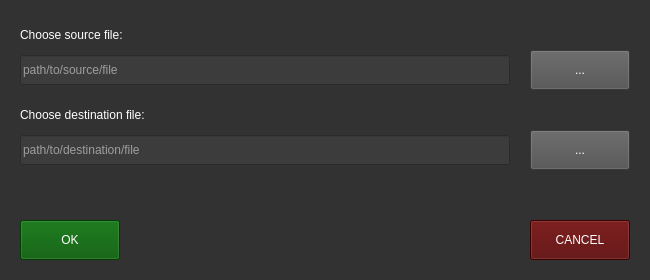
The window that forms/choosefileswindow.ui (psv-git/BDOLang) describes before a commit, drawn with Qt 5.
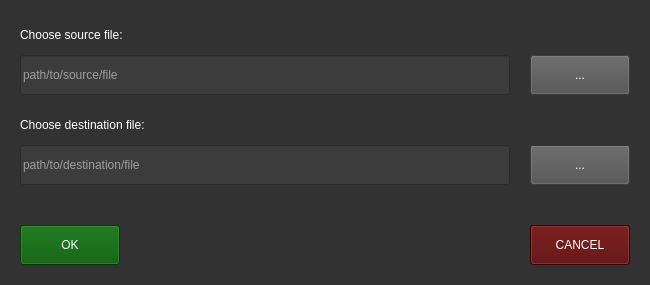
The same window after the commit. Custom widgets are drawn as their Qt base class.

Patch:
```diff
--- a/forms/choosefileswindow.ui
+++ b/forms/choosefileswindow.ui
@@ -10,14 +10,20 @@
     <x>0</x>
     <y>0</y>
     <width>650</width>
-    <height>280</height>
+    <height>285</height>
    </rect>
   </property>
-  <property name="sizePolicy">
-   <sizepolicy hsizetype="Fixed" vsizetype="Fixed">
-    <horstretch>0</horstretch>
-    <verstretch>0</verstretch>
-   </sizepolicy>
+  <property name="minimumSize">
+   <size>
+    <width>650</width>
+    <height>285</height>
+   </size>
+  </property>
+  <property name="maximumSize">
+   <size>
+    <width>650</width>
+    <height>285</height>
+   </size>
   </property>
   <property name="windowTitle">
    <string>Open files</string>
@@ -29,17 +35,11 @@
    <property name="geometry">
     <rect>
      <x>530</x>
-     <y>50</y>
+     <y>55</y>
      <width>100</width>
      <height>40</height>
     </rect>
    </property>
-   <property name="sizePolicy">
-    <sizepolicy hsizetype="Fixed" vsizetype="Fixed">
-     <horstretch>0</horstretch>
-     <verstretch>0</verstretch>
-    </sizepolicy>
-   </property>
    <property name="focusPolicy">
     <enum>Qt::TabFocus</enum>
    </property>
@@ -56,17 +56,11 @@
    <property name="geometry">
     <rect>
      <x>530</x>
-     <y>130</y>
+     <y>145</y>
      <width>100</width>
      <height>40</height>
     </rect>
    </property>
-   <property name="sizePolicy">
-    <sizepolicy hsizetype="Fixed" vsizetype="Fixed">
-     <horstretch>0</horstretch>
-     <verstretch>0</verstretch>
-    </sizepolicy>
-   </property>
    <property name="focusPolicy">
     <enum>Qt::TabFocus</enum>
    </property>
@@ -109,15 +103,9 @@
      <x>20</x>
      <y>55</y>
      <width>490</width>
-     <height>30</height>
+     <height>40</height>
     </rect>
    </property>
-   <property name="sizePolicy">
-    <sizepolicy hsizetype="Fixed" vsizetype="Fixed">
-     <horstretch>0</horstretch>
-     <verstretch>0</verstretch>
-    </sizepolicy>
-   </property>
    <property name="focusPolicy">
     <enum>Qt::ClickFocus</enum>
    </property>
@@ -134,17 +122,11 @@
    <property name="geometry">
     <rect>
      <x>20</x>
-     <y>100</y>
+     <y>110</y>
      <width>490</width>
      <height>30</height>
     </rect>
    </property>
-   <property name="sizePolicy">
-    <sizepolicy hsizetype="Fixed" vsizetype="Fixed">
-     <horstretch>0</horstretch>
-     <verstretch>0</verstretch>
-    </sizepolicy>
-   </property>
    <property name="styleSheet">
     <string notr="true">background-color: rgb(50, 50, 50);
 color: rgb(255, 255, 255);
@@ -158,17 +140,11 @@
    <property name="geometry">
     <rect>
      <x>20</x>
-     <y>135</y>
+     <y>145</y>
      <width>490</width>
-     <height>30</height>
+     <height>40</height>
     </rect>
    </property>
-   <property name="sizePolicy">
-    <sizepolicy hsizetype="Fixed" vsizetype="Fixed">
-     <horstretch>0</horstretch>
-     <verstretch>0</verstretch>
-    </sizepolicy>
-   </property>
    <property name="focusPolicy">
     <enum>Qt::ClickFocus</enum>
    </property>
@@ -185,17 +161,11 @@
    <property name="geometry">
     <rect>
      <x>20</x>
-     <y>220</y>
+     <y>225</y>
      <width>100</width>
      <height>40</height>
     </rect>
    </property>
-   <property name="sizePolicy">
-    <sizepolicy hsizetype="Fixed" vsizetype="Fixed">
-     <horstretch>0</horstretch>
-     <verstretch>0</verstretch>
-    </sizepolicy>
-   </property>
    <property name="focusPolicy">
     <enum>Qt::TabFocus</enum>
    </property>
@@ -212,17 +182,11 @@
    <property name="geometry">
     <rect>
      <x>530</x>
-     <y>220</y>
+     <y>225</y>
      <width>100</width>
      <height>40</height>
     </rect>
    </property>
-   <property name="sizePolicy">
-    <sizepolicy hsizetype="Fixed" vsizetype="Fixed">
-     <horstretch>0</horstretch>
-     <verstretch>0</verstretch>
-    </sizepolicy>
-   </property>
    <property name="focusPolicy">
     <enum>Qt::TabFocus</enum>
    </property>
```
Left out of the diff: 10 changed lines with no effect on the pictures.
